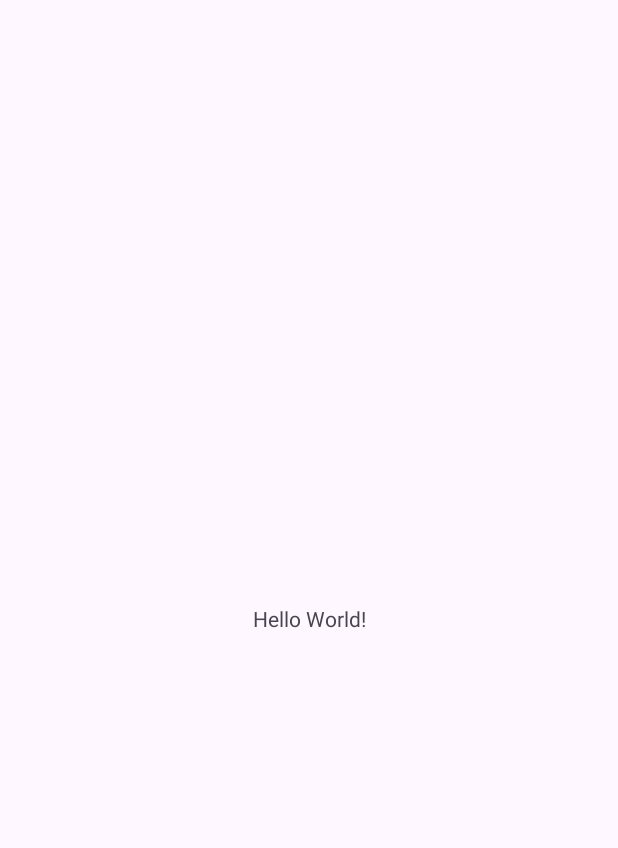
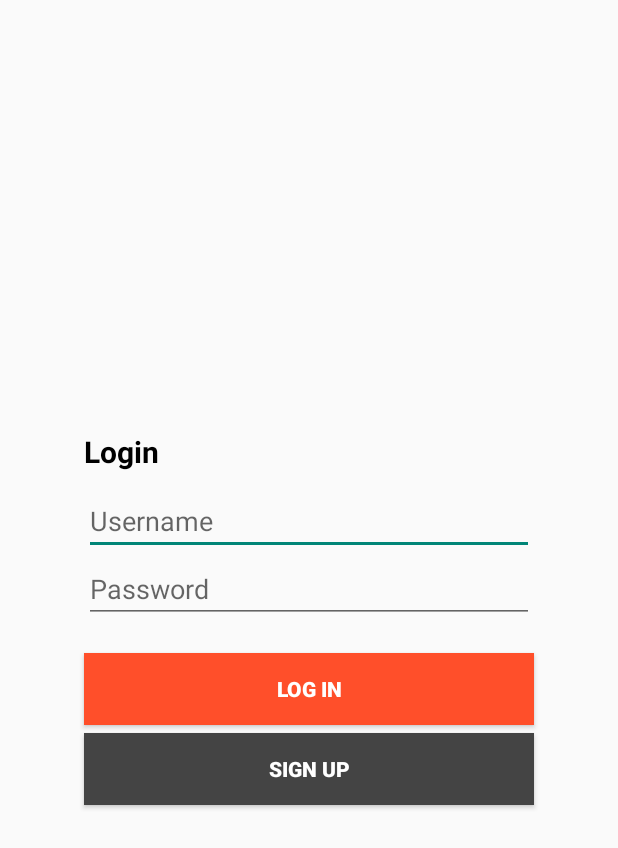
Before and after one commit to mbedair/MiniCapstone, an Android app: the screen it shows after launch (MainActivity), on a phone screen of 412 x 824 dp. Before the commit the part shown is almost empty. Shown: the top 848 px of the screen. Run offline under Robolectric (Android 15) with nearby library versions, the light colour scheme and no system bars.

Commit message:
+ Replaced MainActivity.java, activity_main.xml + Added LoginFragment, SignupFragment, HomeFragment, SettingsFragment (.java + layout .xml files) + Added menu directory + home_menu.xml + Changes to colors.xml and themes.xml

```diff
--- /dev/null
+++ b/app/src/main/java/com/example/minicapstone/LoginFragment.java
@@ -0,0 +1,93 @@
+package com.example.minicapstone;
+
+import android.content.SharedPreferences;
+import android.os.Bundle;
+
+import androidx.fragment.app.Fragment;
+
+import android.view.LayoutInflater;
+import android.view.View;
+import android.view.ViewGroup;
+import android.widget.Button;
+import android.widget.EditText;
+import android.widget.Toast;
+
+
+public class LoginFragment extends Fragment {
+
+    //Class Attributes
+    private String username, password;
+
+    //Views
+    View view;
+    private EditText editLoginUsername, editLoginPassword;
+    private Button btnLogin, btnGoToSignUp;
+
+
+    @Override
+    public View onCreateView(LayoutInflater inflater, ViewGroup container,
+                             Bundle savedInstanceState) {
+        // Inflate the layout for this fragment
+        view = inflater.inflate(R.layout.fragment_login, container, false);
+
+        //Retrieve View ID's
+        editLoginUsername = view.findViewById(R.id.editLoginUsername);
+        editLoginPassword = view.findViewById(R.id.editLoginPassword);
+        btnLogin = view.findViewById(R.id.btnLogin);
+        btnGoToSignUp = view.findViewById(R.id.btnGoToSignUp);
+
+        //Hide Toolbar
+        ((MainActivity)getActivity()).getSupportActionBar().hide();
+
+
+        //Set Login Button OnClickListener
+        btnLogin.setOnClickListener(new View.OnClickListener() {
+            @Override
+            public void onClick(View view) {
+
+                //Get Username and Password From Input Fields
+                username = editLoginUsername.getText().toString();
+                password = editLoginPassword.getText().toString();
+
+                //Check if any of the input fields are left empty
+                if (editLoginUsername.length() < 1 || editLoginPassword.length() < 1) {
+                    Toast.makeText(getActivity(), "Please Fill In All Fields", Toast.LENGTH_SHORT).show();
+                } else {
+                    getActivity().getSupportFragmentManager().beginTransaction().replace(R.id.frameLayoutMain, new HomeFragment(),null).commit();
+                    Toast.makeText(getActivity(), "Login Successful", Toast.LENGTH_LONG).show();
+                }
+            }
+
+        });
+
+
+        //Set GoToSignup Button OnClickListener
+        btnGoToSignUp.setOnClickListener(new View.OnClickListener() {
+            @Override
+            public void onClick(View view) {
+                getActivity().getSupportFragmentManager().beginTransaction().replace(R.id.frameLayoutMain, new SignupFragment(),null).commit();
+            }
+        });
+
+        return view;
+    }
+
+
+    @Override
+    public void onResume() {
+        super.onResume();
+
+        //Hide Toolbar
+        ((MainActivity)getActivity()).getSupportActionBar().hide();
+    }
+
+
+    @Override
+    public void onStop() {
+        super.onStop();
+
+        //Show Toolbar
+        ((MainActivity)getActivity()).getSupportActionBar().show();
+    }
+
+}
--- a/app/src/main/java/com/example/minicapstone/MainActivity.java
+++ b/app/src/main/java/com/example/minicapstone/MainActivity.java
@@ -1,14 +1,104 @@
 package com.example.minicapstone;
 
 import androidx.appcompat.app.AppCompatActivity;
+import androidx.fragment.app.Fragment;
+import androidx.fragment.app.FragmentManager;
+import androidx.fragment.app.FragmentTransaction;
 
 import android.os.Bundle;
+import android.view.Menu;
+import android.view.MenuInflater;
+
+import android.content.Context;
+import android.content.SharedPreferences;
+import android.os.Bundle;
+import android.view.MenuItem;
+import android.view.View;
+import android.widget.Button;
+import android.widget.FrameLayout;
+import android.widget.TextView;
+import android.content.Intent;
+import android.widget.Toast;
 
 public class MainActivity extends AppCompatActivity {
 
+
+    //Class Attributes
+    Fragment fragment;
+    FragmentManager fragmentManager;
+    FragmentTransaction fragmentTransaction;
+
+    //Views
+    private FrameLayout frameLayoutMain;
+
+
     @Override
     protected void onCreate(Bundle savedInstanceState) {
+
         super.onCreate(savedInstanceState);
         setContentView(R.layout.activity_main);
+
+        //Action Bar
+        getSupportActionBar().setTitle("Home");                     //Set title displayed in the Action Bar
+
+        //Retrieve View ID's
+        frameLayoutMain = findViewById(R.id.frameLayoutMain);
+
+        //Add Login Fragment
+        if(savedInstanceState == null) {
+            addLoginFragment();
+        }
+
     }
+
+
+    //Add Home Actions Menu
+    @Override
+    public boolean onCreateOptionsMenu(Menu menu) {
+        MenuInflater inflater = getMenuInflater();
+        inflater.inflate(R.menu.home_menu, menu);
+        return true;
+    }
+
+
+    //Action Menu item handler
+    @Override
+    public boolean onOptionsItemSelected(MenuItem item) {
+
+        if (item.getItemId() == R.id.action_sign_out) {                 //If "Sign Out"
+            getSupportFragmentManager().beginTransaction().replace(R.id.frameLayoutMain, new LoginFragment(),null).commit();
+
+            Toast.makeText(this, "Logout Successful", Toast.LENGTH_LONG).show();
+
+            return true;
+        }
+
+        else if (item.getItemId() == R.id.action_settings) {
+            getSupportFragmentManager().beginTransaction().replace(R.id.frameLayoutMain, new SettingsFragment(),null).commit();
+            return true;
+        }
+
+        else {
+            return super.onOptionsItemSelected(item);
+        }
+    }
+
+
+    public void addLoginFragment() {
+        fragment = new LoginFragment();
+        fragmentManager = getSupportFragmentManager();
+        fragmentTransaction = fragmentManager.beginTransaction();
+        fragmentTransaction.add(R.id.frameLayoutMain, fragment);
+        fragmentTransaction.commit();
+    }
+
+    public void replaceFragment() {
+        fragment = new SignupFragment();
+        fragmentManager = getSupportFragmentManager();
+        fragmentTransaction = fragmentManager.beginTransaction();
+        fragmentTransaction.addToBackStack(null);
+        fragmentTransaction.replace(R.id.frameLayoutMain, fragment);
+        fragmentTransaction.commit();
+    }
+
 }
--- a/app/src/main/res/layout/activity_main.xml
+++ b/app/src/main/res/layout/activity_main.xml
@@ -1,18 +1,14 @@
 <?xml version="1.0" encoding="utf-8"?>
-<androidx.constraintlayout.widget.ConstraintLayout xmlns:android="http://schemas.android.com/apk/res/android"
+<RelativeLayout xmlns:android="http://schemas.android.com/apk/res/android"
     xmlns:app="http://schemas.android.com/apk/res-auto"
     xmlns:tools="http://schemas.android.com/tools"
     android:layout_width="match_parent"
     android:layout_height="match_parent"
     tools:context=".MainActivity">
 
-    <TextView
-        android:layout_width="wrap_content"
-        android:layout_height="wrap_content"
-        android:text="Hello World!"
-        app:layout_constraintBottom_toBottomOf="parent"
-        app:layout_constraintEnd_toEndOf="parent"
-        app:layout_constraintStart_toStartOf="parent"
-        app:layout_constraintTop_toTopOf="parent" />
+    <FrameLayout
+        android:id="@+id/frameLayoutMain"
+        android:layout_width="match_parent"
+        android:layout_height="match_parent" />
 
-</androidx.constraintlayout.widget.ConstraintLayout>
+</RelativeLayout>
--- /dev/null
+++ b/app/src/main/res/layout/fragment_login.xml
@@ -0,0 +1,58 @@
+<?xml version="1.0" encoding="utf-8"?>
+<RelativeLayout xmlns:android="http://schemas.android.com/apk/res/android"
+    xmlns:tools="http://schemas.android.com/tools"
+    android:layout_width="match_parent"
+    android:layout_height="match_parent"
+    android:gravity="center"
+    tools:context="com.example.minicapstone.LoginFragment">
+
+    <TextView
+        android:id="@+id/textLogin"
+        android:layout_width="wrap_content"
+        android:layout_height="wrap_content"
+        android:text="Login"
+        android:textColor="#000"
+        android:textSize="20dp"
+        android:textStyle="bold" />
+
+    <EditText
+        android:id="@+id/editLoginUsername"
+        android:layout_width="300dp"
+        android:layout_height="wrap_content"
+        android:layout_below="@id/textLogin"
+        android:layout_marginTop="10dp"
+        android:hint="Username"
+        android:maxLength="30" />
+
+    <EditText
+        android:id="@+id/editLoginPassword"
+        android:layout_width="300dp"
+        android:layout_height="wrap_content"
+        android:layout_below="@id/editLoginUsername"
+        android:hint="Password"
+        android:inputType="textPassword"
+        android:maxLength="45" />
+
+    <Button
+        android:id="@+id/btnLogin"
+        android:layout_width="300dp"
+        android:layout_height="wrap_content"
+        android:layout_below="@id/editLoginPassword"
+        android:layout_marginTop="20dp"
+        android:background="@color/orangeCustom3"
+        android:text="Log In"
+        android:textColor="#FFFFFF"
+        android:textStyle="bold" />
+
+    <Button
+        android:id="@+id/btnGoToSignUp"
+        android:layout_width="300dp"
+        android:layout_height="wrap_content"
+        android:layout_below="@+id/btnLogin"
+        android:layout_marginTop="5dp"
+        android:background="#444"
+        android:text="Sign Up"
+        android:textColor="#FFFFFF"
+        android:textStyle="bold" />
+
+</RelativeLayout>
--- /dev/null
+++ b/app/src/main/res/menu/home_menu.xml
@@ -0,0 +1,17 @@
+<?xml version="1.0" encoding="utf-8"?>
+<menu xmlns:android="http://schemas.android.com/apk/res/android"
+    xmlns:app="http://schemas.android.com/apk/res-auto">
+
+    <!-- "Settings" action, always in the overflow menu -->
+    <item
+        android:id="@+id/action_settings"
+        app:showAsAction="never"
+        android:title="User Settings" />
+
+    <!-- "Sign Out" action, always in the overflow menu -->
+    <item
+        android:id="@+id/action_sign_out"
+        app:showAsAction="never"
+        android:title="Sign Out" />
+
+</menu>
--- a/app/src/main/res/values/colors.xml
+++ b/app/src/main/res/values/colors.xml
@@ -2,4 +2,8 @@
 <resources>
     <color name="black">#FF000000</color>
     <color name="white">#FFFFFFFF</color>
+    <color name="orangeCustom">#FF6733</color>
+    <color name="orangeCustom2">#FF5733</color>
+    <color name="orangeCustom3">#FF4F2A</color>
+    <color name="blueCustom">#05D</color>
 </resources>
--- a/app/src/main/res/values/themes.xml
+++ b/app/src/main/res/values/themes.xml
@@ -1,6 +1,6 @@
 <resources xmlns:tools="http://schemas.android.com/tools">
     <!-- Base application theme. -->
-    <style name="Base.Theme.MiniCapstone" parent="Theme.Material3.DayNight.NoActionBar">
+    <style name="Base.Theme.MiniCapstone" parent="Theme.AppCompat.Light.DarkActionBar">
         <!-- Customize your light theme here. -->
         <!-- <item name="colorPrimary">@color/my_light_primary</item> -->
     </style>
--- a/build.gradle.kts
+++ b/build.gradle.kts
@@ -1,4 +1,4 @@
 // Top-level build file where you can add configuration options common to all sub-projects/modules.
 plugins {
-    id("com.android.application") version "8.1.1" apply false
+    id("com.android.application") version "8.1.2" apply false
 }
```
Also changed, not shown: app/src/main/java/com/example/minicapstone/HomeFragment.java (added, +50 -0 lines), app/src/main/java/com/example/minicapstone/SettingsFragment.java (added, +84 -0 lines), app/src/main/java/com/example/minicapstone/SignupFragment.java (added, +84 -0 lines), app/src/main/res/layout/fragment_home.xml (added, +10 -0 lines), app/src/main/res/layout/fragment_settings.xml (added, +77 -0 lines), app/src/main/res/layout/fragment_signup.xml (added, +76 -0 lines).
